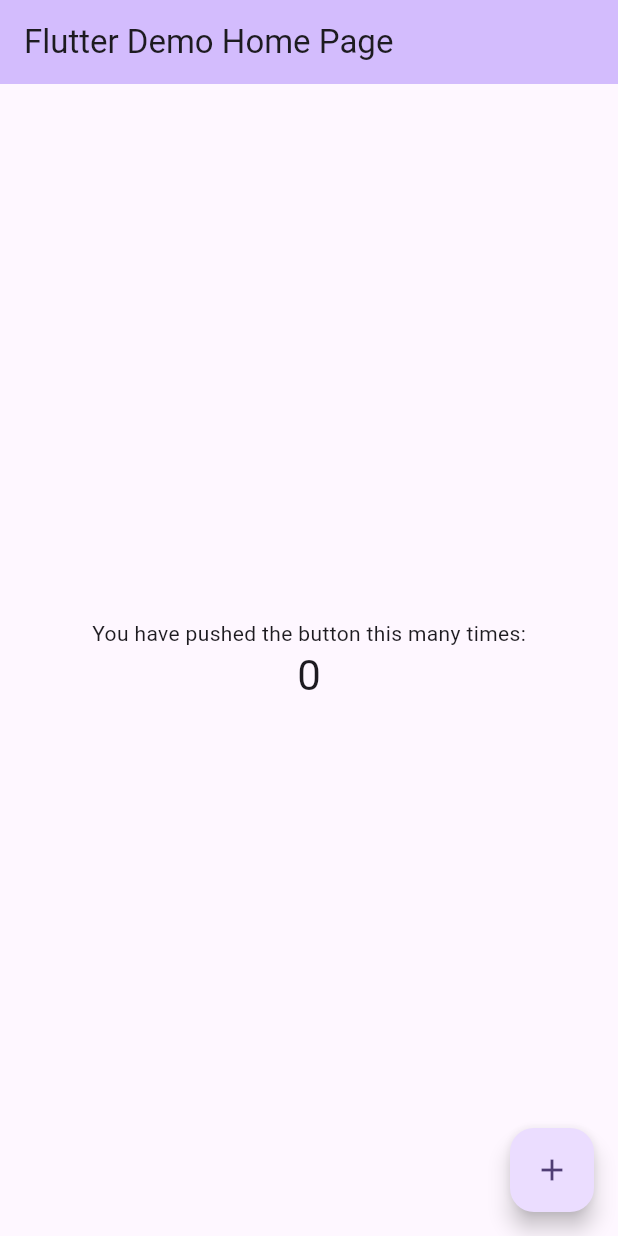
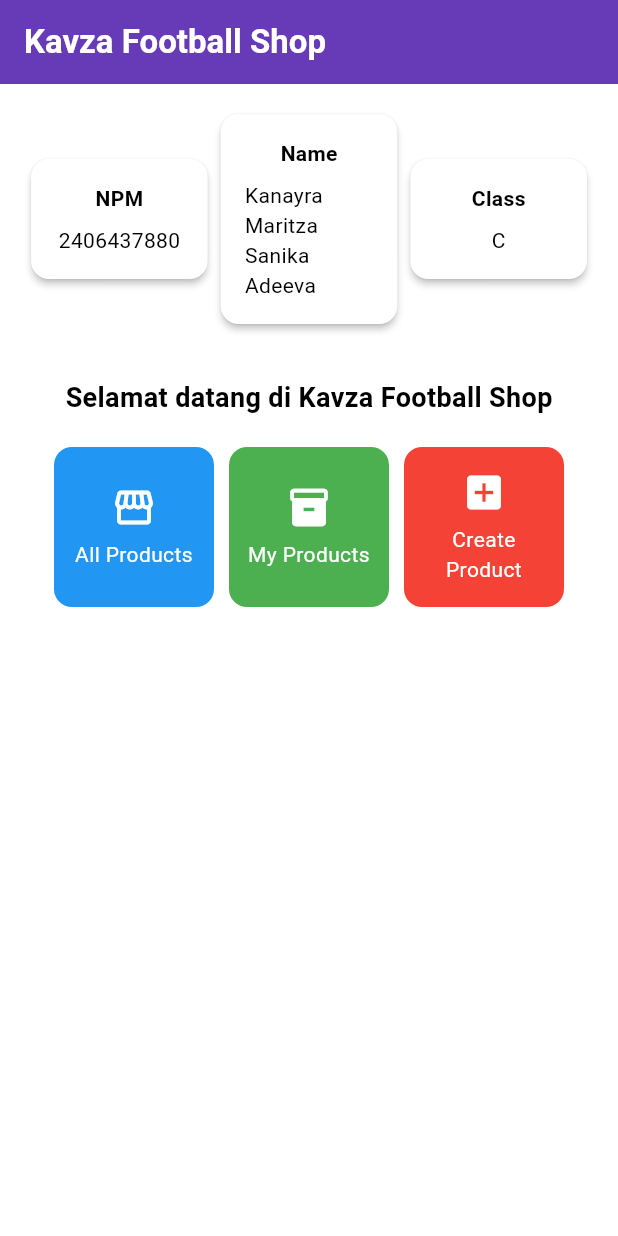
Before and after one commit to kanayradeeva010/kavza-footballshop-mobile, a Flutter app: the screen it shows after launch, on a phone screen of 412 x 824 dp. Run offline on Flutter 3.47's test engine with Material 3 defaults, Android fonts, the light colour scheme and no system bars.

Commit message:
done tugas 7

```diff
--- a/lib/main.dart
+++ b/lib/main.dart
@@ -1,4 +1,5 @@
 import 'package:flutter/material.dart';
+import 'package:kavza_footballshop/menu.dart';
 
 void main() {
   runApp(const MyApp());
@@ -28,95 +29,11 @@
         //
         // This works for code too, not just values: Most code changes can be
         // tested with just a hot reload.
-        colorScheme: ColorScheme.fromSeed(seedColor: Colors.deepPurple),
+        colorScheme: ColorScheme.fromSwatch(primarySwatch: Colors.blue)
+        .copyWith(secondary: Colors.blueAccent[400]),
+
       ),
-      home: const MyHomePage(title: 'Flutter Demo Home Page'),
+      home: MyHomePage(),
     );
   }
 }
-
-class MyHomePage extends StatefulWidget {
-  const MyHomePage({super.key, required this.title});
-
-  // This widget is the home page of your application. It is stateful, meaning
-  // that it has a State object (defined below) that contains fields that affect
-  // how it looks.
-
-  // This class is the configuration for the state. It holds the values (in this
-  // case the title) provided by the parent (in this case the App widget) and
-  // used by the build method of the State. Fields in a Widget subclass are
-  // always marked "final".
-
-  final String title;
-
-  @override
-  State<MyHomePage> createState() => _MyHomePageState();
-}
-
-class _MyHomePageState extends State<MyHomePage> {
-  int _counter = 0;
-
-  void _incrementCounter() {
-    setState(() {
-      // This call to setState tells the Flutter framework that something has
-      // changed in this State, which causes it to rerun the build method below
-      // so that the display can reflect the updated values. If we changed
-      // _counter without calling setState(), then the build method would not be
-      // called again, and so nothing would appear to happen.
-      _counter++;
-    });
-  }
-
-  @override
-  Widget build(BuildContext context) {
-    // This method is rerun every time setState is called, for instance as done
-    // by the _incrementCounter method above.
-    //
-    // The Flutter framework has been optimized to make rerunning build methods
-    // fast, so that you can just rebuild anything that needs updating rather
-    // than having to individually change instances of widgets.
-    return Scaffold(
-      appBar: AppBar(
-        // TRY THIS: Try changing the color here to a specific color (to
-        // Colors.amber, perhaps?) and trigger a hot reload to see the AppBar
-        // change color while the other colors stay the same.
-        backgroundColor: Theme.of(context).colorScheme.inversePrimary,
-        // Here we take the value from the MyHomePage object that was created by
-        // the App.build method, and use it to set our appbar title.
-        title: Text(widget.title),
-      ),
-      body: Center(
-        // Center is a layout widget. It takes a single child and positions it
-        // in the middle of the parent.
-        child: Column(
-          // Column is also a layout widget. It takes a list of children and
-          // arranges them vertically. By default, it sizes itself to fit its
-          // children horizontally, and tries to be as tall as its parent.
-          //
-          // Column has various properties to control how it sizes itself and
-          // how it positions its children. Here we use mainAxisAlignment to
-          // center the children vertically; the main axis here is the vertical
-          // axis because Columns are vertical (the cross axis would be
-          // horizontal).
-          //
-          // TRY THIS: Invoke "debug painting" (choose the "Toggle Debug Paint"
-          // action in the IDE, or press "p" in the console), to see the
-          // wireframe for each widget.
-          mainAxisAlignment: MainAxisAlignment.center,
-          children: <Widget>[
-            const Text('You have pushed the button this many times:'),
-            Text(
-              '$_counter',
-              style: Theme.of(context).textTheme.headlineMedium,
-            ),
-          ],
-        ),
-      ),
-      floatingActionButton: FloatingActionButton(
-        onPressed: _incrementCounter,
-        tooltip: 'Increment',
-        child: const Icon(Icons.add),
-      ), // This trailing comma makes auto-formatting nicer for build methods.
-    );
-  }
-}
--- /dev/null
+++ b/lib/menu.dart
@@ -0,0 +1,178 @@
+import 'package:flutter/material.dart';
+
+class MyHomePage extends StatelessWidget {
+    MyHomePage({super.key});
+
+    final String nama = "Kanayra Maritza Sanika Adeeva";//nama
+    final String npm = "2406437880"; //npm
+    final String kelas = "C";//kelas
+
+    final List<ItemHomepage> items = [
+      ItemHomepage("All Products", Icons.storefront, Colors.blue),
+      ItemHomepage("My Products", Icons.inventory_2, Colors.green),
+      ItemHomepage("Create Product", Icons.add_box, Colors.red),
+
+    ];
+
+    @override
+    Widget build(BuildContext context) {
+        return Scaffold(
+          appBar: AppBar(
+            title: const Text(
+              'Kavza Football Shop',
+              style: TextStyle(
+                color: Colors.white,
+                fontWeight: FontWeight.bold,
+            ),
+          ),
+            backgroundColor: Colors.deepPurple,
+          ),
+
+          body: Padding(
+            padding: const EdgeInsets.all(16.0),
+            child: Column(
+              crossAxisAlignment: CrossAxisAlignment.center,
+              children: [
+                Row(
+                  mainAxisAlignment: MainAxisAlignment.spaceEvenly,
+                  children: [
+                    InfoCard(title: 'NPM', content: npm),
+                    InfoCard(title: 'Name', content: nama),
+                    InfoCard(title: 'Class', content: kelas),
+                  ],
+                ),
+
+                const SizedBox(height: 16.0),
+
+                Center(
+                  child: Column(
+                    children: [
+                      const Padding(
+                        padding: EdgeInsets.only(top: 16.0),
+                        child: Text(
+                          'Selamat datang di Kavza Football Shop',
+                          style: TextStyle(
+                            fontWeight: FontWeight.bold,
+                            fontSize: 18.0,
+                          ),
+                        ),
+                      ),
+
+                      GridView.count(
+                        primary: true,
+                        padding: const EdgeInsets.all(20),
+                        crossAxisSpacing: 10,
+                        mainAxisSpacing: 10,
+                        crossAxisCount: 3,
+                        // Agar grid menyesuaikan tinggi kontennya.
+                        shrinkWrap: true,
+
+                        // Menampilkan ItemCard untuk setiap item dalam list items.
+                        children: items.map((ItemHomepage item) {
+                          return ItemCard(item);
+                        }).toList(),
+                      ),
+                    ],
+                  ),
+                ),
+              ],
+            ),
+          ),
+        );
+    }
+}
+
+
+class ItemHomepage {
+ final String name;
+ final IconData icon;
+ final Color color;
+
+ ItemHomepage(this.name, this.icon, this.color);
+}
+
+
+class InfoCard extends StatelessWidget{
+  final String title;  // Judul kartu.
+  final String content;  // Isi kartu.
+
+  const InfoCard({super.key, required this.title, required this.content});
+  @override
+  Widget build(BuildContext context) {
+    return Card(
+      // Membuat kotak kartu dengan bayangan dibawahnya.
+      elevation: 2.0,
+      child: Container(
+        // Mengatur ukuran dan jarak di dalam kartu.
+        width: MediaQuery.of(context).size.width / 3.5, // menyesuaikan dengan lebar device yang digunakan.
+        padding: const EdgeInsets.all(16.0),
+        // Menyusun title dan content secara vertikal.
+        child: Column(
+          children: [
+            Text(
+              title,
+              style: const TextStyle(fontWeight: FontWeight.bold),
+            ),
+            const SizedBox(height: 8.0),
+            Text(content),
+          ],
+        ),
+      ),
+    );
+  }
+}
+
+
+class ItemCard extends StatelessWidget {
+  // Menampilkan kartu dengan ikon dan nama.
+
+  final ItemHomepage item;
+
+  const ItemCard(this.item, {super.key});
+
+  @override
+  Widget build(BuildContext context) {
+    return Material(
+      // Menentukan warna latar belakang dari tema aplikasi.
+      color: item.color,
+      // Membuat sudut kartu melengkung.
+      borderRadius: BorderRadius.circular(12),
+
+      child: InkWell(
+        // Aksi ketika kartu ditekan.
+        onTap: () {
+          // Menampilkan pesan SnackBar saat kartu ditekan.
+          ScaffoldMessenger.of(context)
+            ..hideCurrentSnackBar()
+            ..showSnackBar(
+              SnackBar(content: Text("Kamu telah menekan tombol ${item.name}!"))
+            );
+        },
+        // Container untuk menyimpan Icon dan Text
+        child: Container(
+          padding: const EdgeInsets.all(8),
+          child: Center(
+            child: Column(
+              // Menyusun ikon dan teks di tengah kartu.
+              mainAxisAlignment: MainAxisAlignment.center,
+              children: [
+                Icon(
+                  item.icon,
+                  color: Colors.white,
+                  size: 30.0,
+                ),
+                const Padding(padding: EdgeInsets.all(3)),
+                Text(
+                  item.name,
+                  textAlign: TextAlign.center,
+                  style: const TextStyle(color: Colors.white),
+                ),
+              ],
+            ),
+          ),
+        ),
+      ),
+    );
+  }
+
+}
```
Also changed, not shown: 1 other file.
